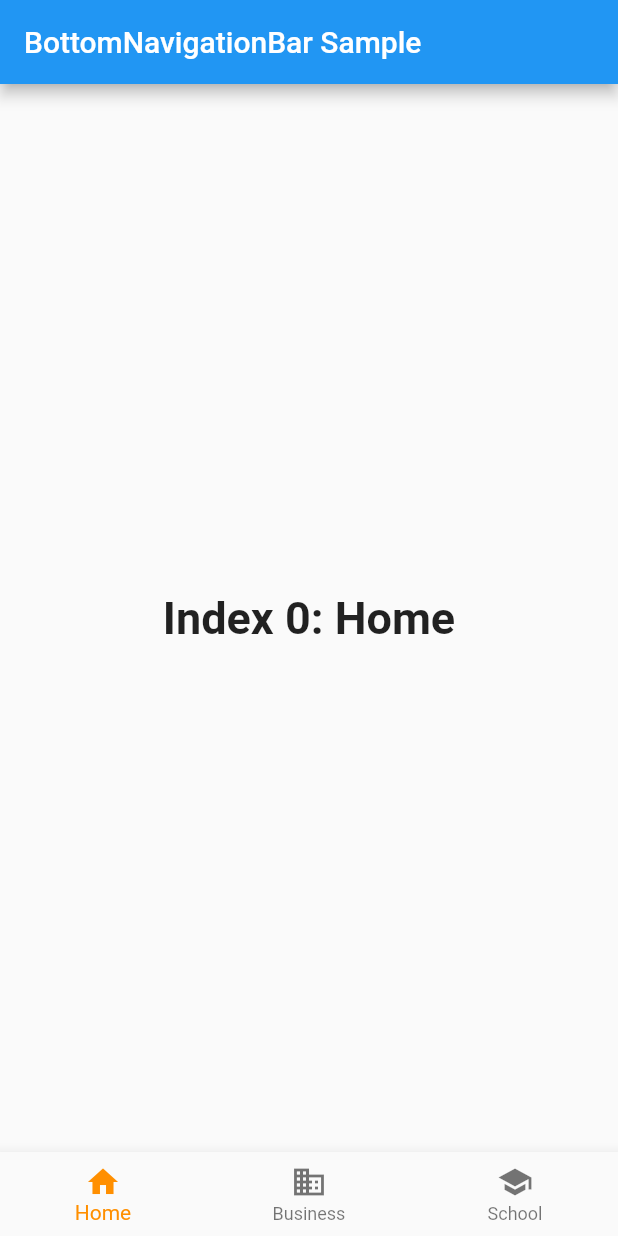
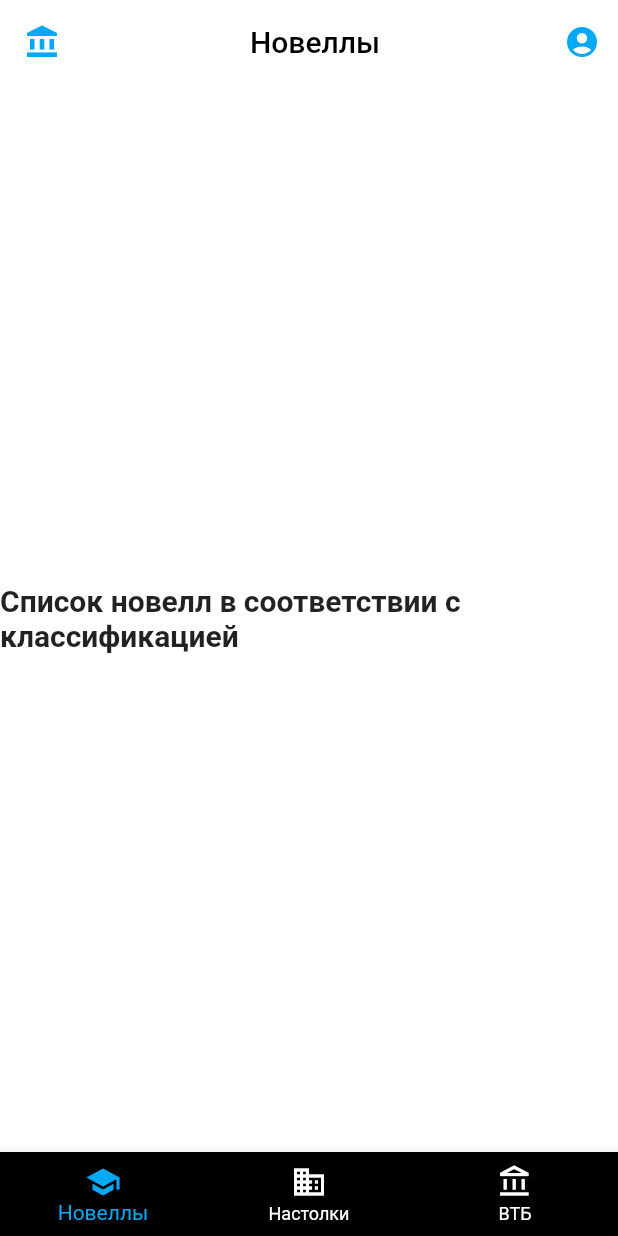
Before and after one commit to TimurKarev/vtb_hackathon, a Flutter app: the HomePage screen opened directly, on a phone screen of 412 x 824 dp. Run offline on Flutter 3.47's test engine with Material 2 defaults, Android fonts, the phone set to English and light mode, and no system bars; our stand-ins replace flutter_svg.

Commit message:
block ux ready

```diff
--- a/lib/tim/pages/home/home_page.dart
+++ b/lib/tim/pages/home/home_page.dart
@@ -1,4 +1,5 @@
 import "package:flutter/material.dart";
+import 'package:vtb_hackathon/tim/pages/home/screens/story/story_screen.dart';
 
 class HomePage extends StatefulWidget {
   const HomePage({Key? key}) : super(key: key);
@@ -10,21 +11,26 @@ class HomePage extends StatefulWidget {
 class _HomePageState extends State<HomePage> {
   int _selectedIndex = 0;
   static const TextStyle optionStyle =
-  TextStyle(fontSize: 30, fontWeight: FontWeight.bold);
+      TextStyle(fontSize: 30, fontWeight: FontWeight.bold);
   static const List<Widget> _widgetOptions = <Widget>[
+    StoryScreen(),
     Text(
-      'Index 0: Home',
+      'Список доступных настолок',
       style: optionStyle,
     ),
     Text(
-      'Index 1: Business',
-      style: optionStyle,
-    ),
-    Text(
-      'Index 2: School',
+      'Ссылки на продукты ВТБ',
       style: optionStyle,
     ),
   ];
+
+  static const List<String> _appTitle = <String>[
+    "Новеллы",
+    "Настолки",
+    "Продукты",
+  ];
+
+  static const _bottomIconColor = Colors.white;
 
   void _onItemTapped(int index) {
     setState(() {
@@ -36,28 +42,54 @@ class _HomePageState extends State<HomePage> {
   Widget build(BuildContext context) {
     return Scaffold(
       appBar: AppBar(
-        title: const Text('BottomNavigationBar Sample'),
+        elevation: 0.0,
+        backgroundColor: Colors.white,
+        foregroundColor: Colors.black,
+        title: Center(
+          child: Text(_appTitle[_selectedIndex]),
+        ),
+        leading: IconButton(
+          onPressed: () {},
+          icon: const Icon(
+            Icons.account_balance,
+            color: Colors.lightBlue,
+          ),
+        ),
+        actions: [
+          IconButton(
+            onPressed: () {},
+            icon: const Icon(
+              Icons.account_circle,
+              color: Colors.lightBlue,
+            ),
+          ),
+        ],
       ),
-      body: Center(
-        child: _widgetOptions.elementAt(_selectedIndex),
+      body: Container(
+        color: Colors.white,
+        child: Center(
+          child: _widgetOptions.elementAt(_selectedIndex),
+        ),
       ),
       bottomNavigationBar: BottomNavigationBar(
         items: const <BottomNavigationBarItem>[
           BottomNavigationBarItem(
-            icon: Icon(Icons.home),
-            label: 'Home',
+            icon: Icon(Icons.school),
+            label: 'Новеллы',
           ),
           BottomNavigationBarItem(
             icon: Icon(Icons.business),
-            label: 'Business',
+            label: 'Настолки',
           ),
           BottomNavigationBarItem(
-            icon: Icon(Icons.school),
-            label: 'School',
+            icon: Icon(Icons.account_balance_outlined),
+            label: 'ВТБ',
           ),
         ],
         currentIndex: _selectedIndex,
-        selectedItemColor: Colors.amber[800],
+        backgroundColor: Colors.black,
+        unselectedItemColor: _bottomIconColor,
+        selectedItemColor: Colors.lightBlue,
         onTap: _onItemTapped,
       ),
     );
--- /dev/null
+++ b/lib/tim/pages/home/screens/story/story_screen.dart
@@ -0,0 +1,15 @@
+import 'package:flutter/material.dart';
+
+class StoryScreen extends StatelessWidget {
+  const StoryScreen({Key? key}) : super(key: key);
+  static const TextStyle optionStyle =
+      TextStyle(fontSize: 20, fontWeight: FontWeight.bold);
+
+  @override
+  Widget build(BuildContext context) {
+    return Text(
+      'Список новелл в соответствии с классификацией',
+      style: optionStyle,
+    );
+  }
+}
```
